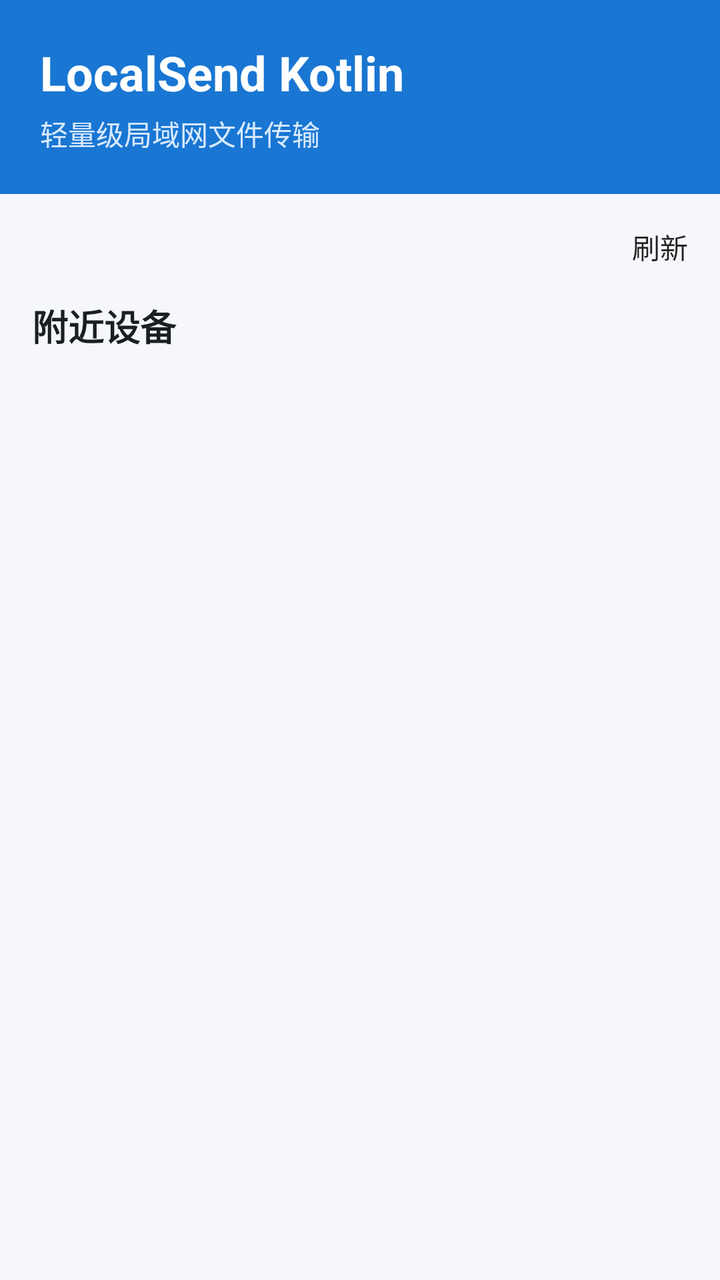
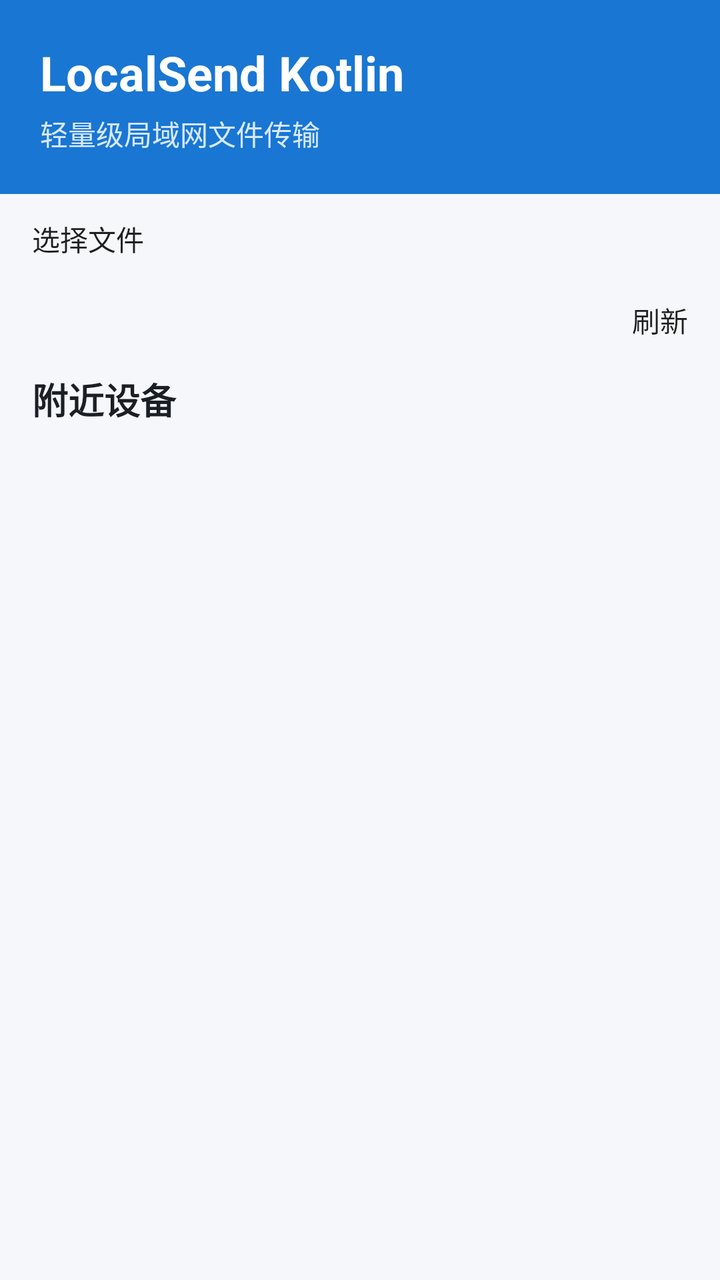

Before-and-after screenshots of an Android layout around one commit, followed by the original layout XML and the change that was made.
<!-- AndroidManifest.xml: activity theme Theme.Localsendkotlin -->
<!-- res/layout/activity_main.xml -->
<?xml version="1.0" encoding="utf-8"?>
<LinearLayout xmlns:android="http://schemas.android.com/apk/res/android"
    android:layout_width="match_parent"
    android:layout_height="match_parent"
    android:background="@color/window_background"
    android:orientation="vertical">

    <LinearLayout
        android:layout_width="match_parent"
        android:layout_height="wrap_content"
        android:background="@color/brand_primary"
        android:orientation="vertical"
        android:padding="20dp">

        <TextView
            android:layout_width="wrap_content"
            android:layout_height="wrap_content"
            android:text="@string/app_name"
            android:textColor="@android:color/white"
            android:textSize="24sp"
            android:textStyle="bold" />

        <TextView
            android:layout_width="wrap_content"
            android:layout_height="wrap_content"
            android:layout_marginTop="4dp"
            android:text="@string/app_subtitle"
            android:textColor="@color/header_subtitle"
            android:textSize="14sp" />
    </LinearLayout>

    <LinearLayout
        android:layout_width="match_parent"
        android:layout_height="wrap_content"
        android:orientation="horizontal"
        android:padding="16dp">

        <TextView
            android:id="@+id/discovery_status"
            android:layout_width="0dp"
            android:layout_height="wrap_content"
            android:layout_weight="1"
            android:textColor="@color/secondary_text"
            android:textSize="14sp" />

        <Button
            android:id="@+id/refresh_button"
            android:layout_width="wrap_content"
            android:layout_height="wrap_content"
            android:text="@string/refresh_devices" />
    </LinearLayout>

    <TextView
        android:layout_width="match_parent"
        android:layout_height="wrap_content"
        android:paddingLeft="16dp"
        android:paddingRight="16dp"
        android:paddingBottom="8dp"
        android:text="@string/nearby_devices"
        android:textColor="@color/primary_text"
        android:textSize="18sp"
        android:textStyle="bold" />

    <androidx.recyclerview.widget.RecyclerView
        android:id="@+id/device_list"
        android:layout_width="match_parent"
        android:layout_height="0dp"
        android:layout_weight="1"
        android:clipToPadding="false"
        android:padding="8dp" />
</LinearLayout>
<!-- resources referenced by this layout -->
<resources>
  <color name="brand_primary">#1976D2</color>
  <color name="header_subtitle">#D7E9FF</color>
  <color name="primary_text">#1B1F23</color>
  <color name="secondary_text">#5F6368</color>
  <color name="window_background">#F5F7FA</color>
  <string name="app_name">LocalSend Kotlin</string>
  <string name="app_subtitle">轻量级局域网文件传输</string>
  <string name="nearby_devices">附近设备</string>
  <string name="refresh_devices">刷新</string>
  <style name="Theme.Localsendkotlin" parent="android:Theme.Material.Light.NoActionBar" />
</resources>

<!-- the commit's change to res/layout/activity_main.xml (unified diff, before → after) -->
@@ -28,6 +28,15 @@
             android:textColor="@color/header_subtitle"
             android:textSize="14sp" />
     </LinearLayout>
+
+    <Button
+        android:id="@+id/select_file_button"
+        android:layout_width="wrap_content"
+        android:layout_height="wrap_content"
+        android:layout_marginLeft="16dp"
+        android:layout_marginTop="12dp"
+        android:layout_marginBottom="4dp"
+        android:text="@string/select_file" />
 
     <LinearLayout
         android:layout_width="match_parent"
<!-- resource entries referenced after the edit -->
@@ -9,6 +9,7 @@
   <string name="app_subtitle">轻量级局域网文件传输</string>
   <string name="nearby_devices">附近设备</string>
   <string name="refresh_devices">刷新</string>
+  <string name="select_file">选择文件</string>
   <style name="Theme.Localsendkotlin" parent="android:Theme.Material.Light.NoActionBar" />
 </resources>
 
